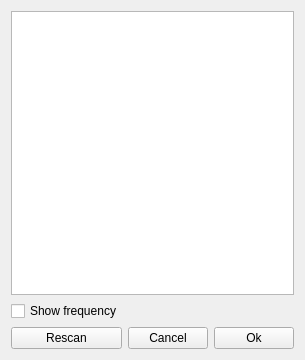
Old version of the form application/forms/qnplchannelsform.ui in the repository TeleMidia/ginga-2010-2015-gui.
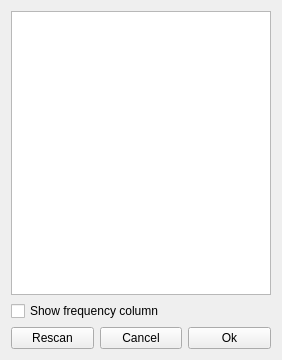
New version of the form. Icons and pictures are not drawn.

Commit message: maint: Adding a gif when tuning a channel. 	modified: application.qrc 	modified: forms/qnplchannelsform.ui 	modified: images/backgrounds/bg-tuning.gif 	modified: images/backgrounds/bg-tuning.png 	modified: src/ui/qnplchannelsdialog.h 	modified: src/ui/qnplchannelsmainwindow.cpp 	modified: src/ui/qnplchannelsmaindindow.h

```diff
--- a/application/forms/qnplchannelsform.ui
+++ b/application/forms/qnplchannelsform.ui
@@ -42,10 +42,10 @@
    <item row="0" column="0" colspan="3">
     <widget class="QTableView" name="table"/>
    </item>
-   <item row="1" column="0">
+   <item row="1" column="0" colspan="2">
     <widget class="QCheckBox" name="frequencyCheckBox">
      <property name="text">
-      <string>Show frequency</string>
+      <string>Show frequency column</string>
      </property>
     </widget>
    </item>
```
The commit also changes 6 other files.
